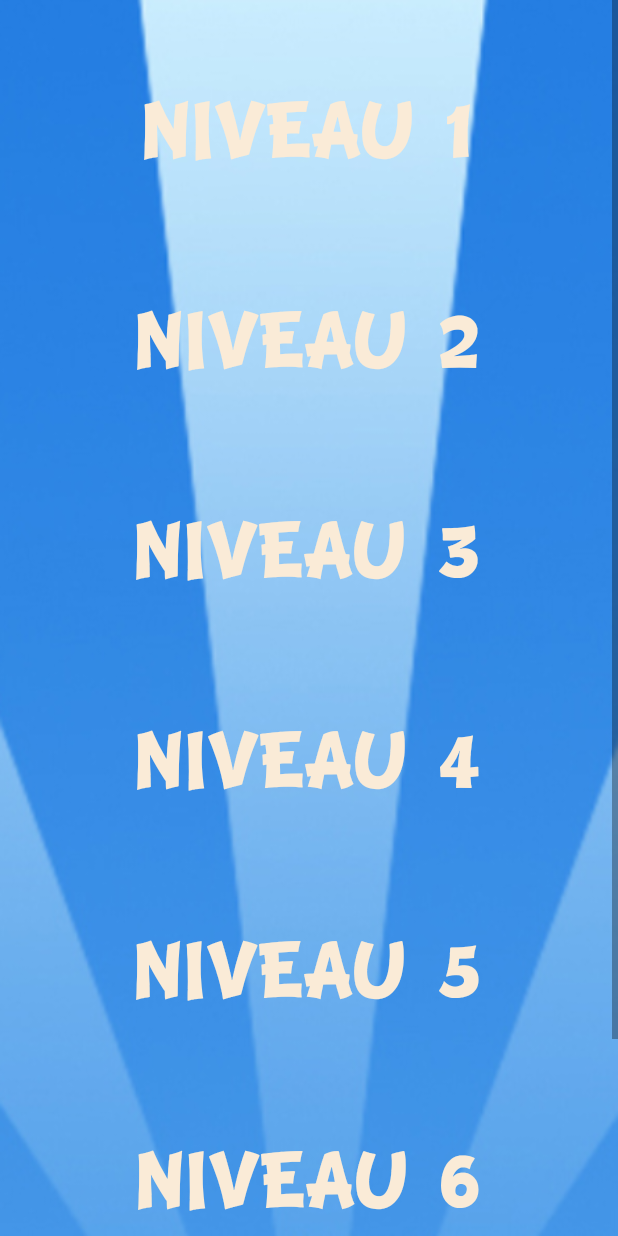
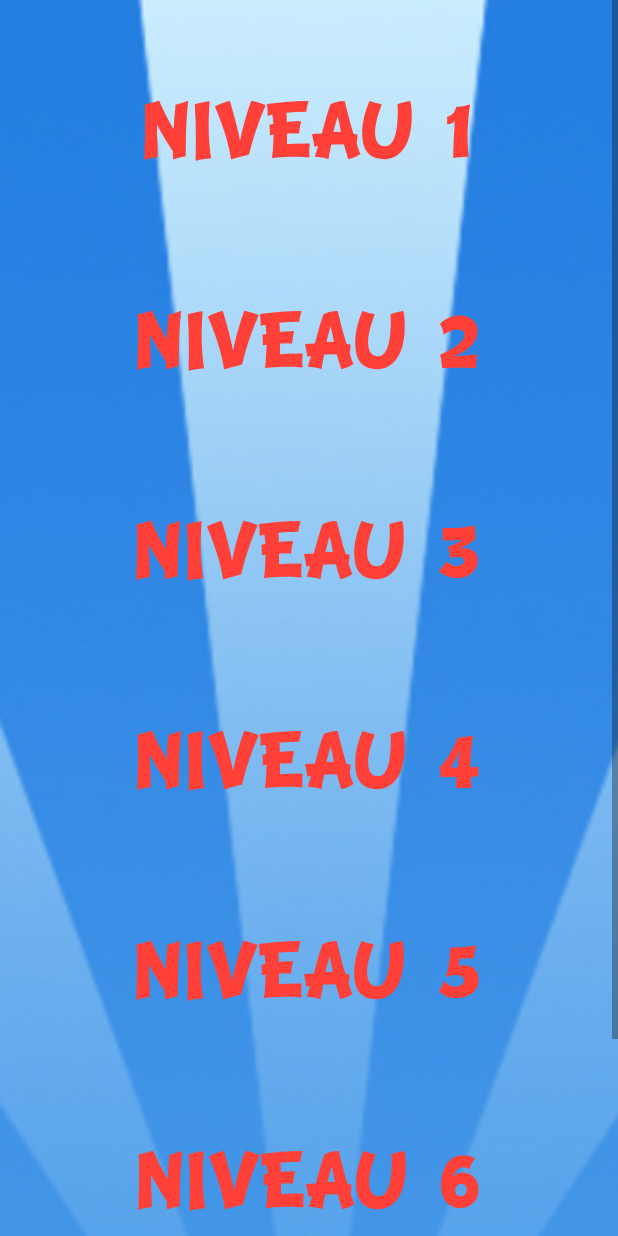
Before and after one commit to TheGroovINTpanda/Pandarezzo, an Android app: the layout menu_niveau.xml on its own in the app's theme, with its tools: preview values and no code run, on a phone screen of 412 x 824 dp. Run offline under Robolectric (Android 15) with nearby library versions, the phone set to English and light mode, and no system bars.

Commit message:
dilemme Corneilien sur le choix des couleurs...

```diff
--- a/app/src/main/res/layout/menu_niveau.xml
+++ b/app/src/main/res/layout/menu_niveau.xml
@@ -20,7 +20,7 @@
             android:fontFamily="@font/bd_cartoon_shout"
             android:text="Niveau 1"
             android:textSize="42sp"
-            android:textColor="@color/blanc_antique"
+            android:textColor="@color/rougeorange"
             android:layout_marginTop="40dp"
             />
 
@@ -33,7 +33,7 @@
             android:fontFamily="@font/bd_cartoon_shout"
             android:text="Niveau 2"
             android:textSize="42sp"
-            android:textColor="@color/blanc_antique"
+            android:textColor="@color/rougeorange"
             />
 
         <Button
@@ -45,7 +45,7 @@
             android:fontFamily="@font/bd_cartoon_shout"
             android:text="Niveau 3"
             android:textSize="42sp"
-            android:textColor="@color/blanc_antique"
+            android:textColor="@color/rougeorange"
             />
 
         <Button
@@ -57,7 +57,7 @@
             android:fontFamily="@font/bd_cartoon_shout"
             android:text="Niveau 4"
             android:textSize="42sp"
-            android:textColor="@color/blanc_antique"
+            android:textColor="@color/rougeorange"
             />
 
         <Button
@@ -69,7 +69,7 @@
             android:fontFamily="@font/bd_cartoon_shout"
             android:text="Niveau 5"
             android:textSize="42sp"
-            android:textColor="@color/blanc_antique"
+            android:textColor="@color/rougeorange"
             />
 
         <Button
@@ -81,7 +81,7 @@
             android:fontFamily="@font/bd_cartoon_shout"
             android:text="Niveau 6"
             android:textSize="42sp"
-            android:textColor="@color/blanc_antique"
+            android:textColor="@color/rougeorange"
             />
 
         <Button
@@ -93,7 +93,7 @@
             android:fontFamily="@font/bd_cartoon_shout"
             android:text="Niveau 7"
             android:textSize="42sp"
-            android:textColor="@color/blanc_antique"
+            android:textColor="@color/rougeorange"
             />
 
 
```
